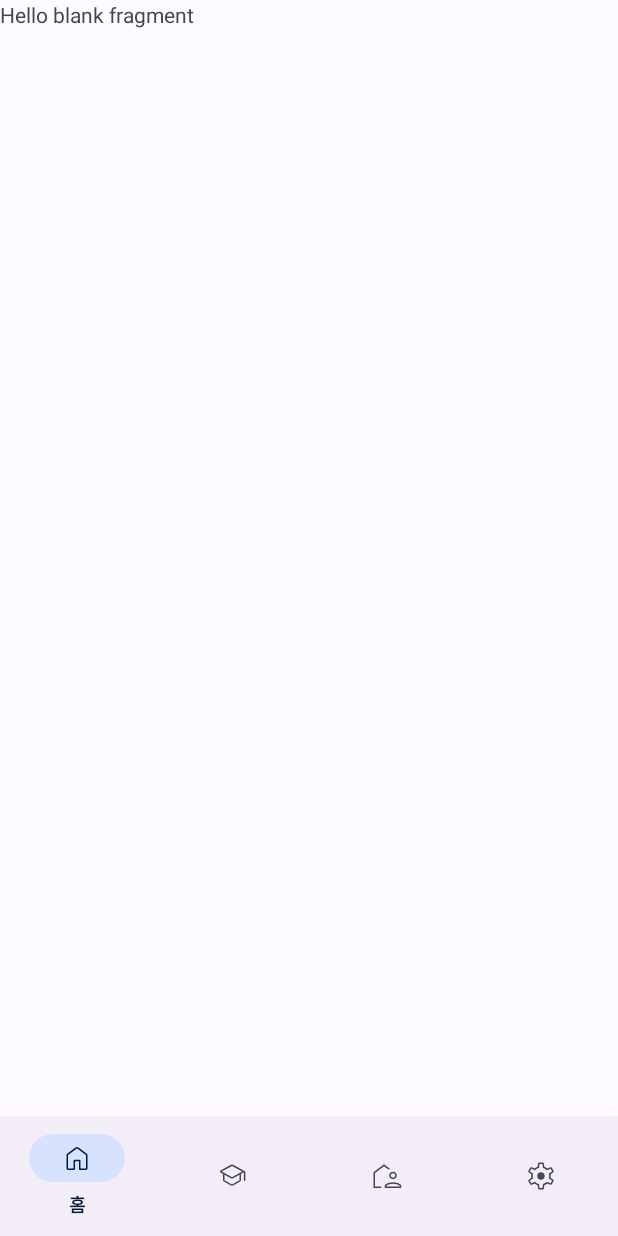
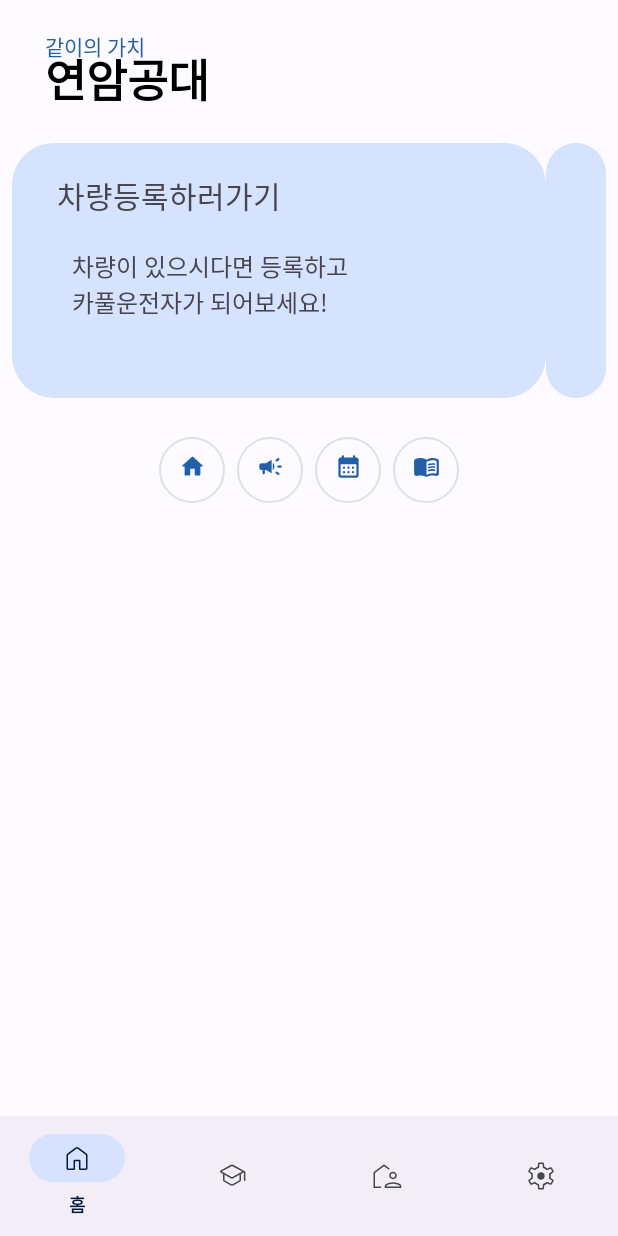
Before and after one commit to Starcandy320/Gachigachi, an Android app: the screen it shows after launch (MainActivity), on a phone screen of 412 x 824 dp. Run offline under Robolectric (Android 15) with nearby library versions, the phone set to English and light mode, and no system bars.

Commit message:
홈화면 구성중

```diff
--- a/app/build.gradle
+++ b/app/build.gradle
@@ -32,6 +32,7 @@ android {
 dependencies {
 
     implementation 'androidx.appcompat:appcompat:1.6.1'
+    implementation 'androidx.browser:browser:1.7.0'
     implementation 'com.google.android.material:material:1.10.0'
     implementation 'androidx.cardview:cardview:1.0.0'
     implementation 'androidx.constraintlayout:constraintlayout:2.1.4'
--- a/app/src/main/java/com/yc/ac/gachigachi/HomeFragment.java
+++ b/app/src/main/java/com/yc/ac/gachigachi/HomeFragment.java
@@ -1,64 +1,103 @@
 package com.yc.ac.gachigachi;
 
+import android.content.Intent;
+import android.net.Uri;
 import android.os.Bundle;
-
-import androidx.fragment.app.Fragment;
-
 import android.view.LayoutInflater;
 import android.view.View;
 import android.view.ViewGroup;
+import android.widget.TextView;
 
-/**
- * A simple {@link Fragment} subclass.
- * Use the {@link HomeFragment#newInstance} factory method to
- * create an instance of this fragment.
- */
+import androidx.annotation.NonNull;
+import androidx.browser.customtabs.CustomTabsIntent;
+import androidx.fragment.app.Fragment;
+import androidx.recyclerview.widget.RecyclerView;
+
+import com.google.android.material.button.MaterialButton;
+import com.google.android.material.carousel.CarouselLayoutManager;
+import com.google.android.material.carousel.MultiBrowseCarouselStrategy;
+
 public class HomeFragment extends Fragment {
-
-    // TODO: Rename parameter arguments, choose names that match
-    // the fragment initialization parameters, e.g. ARG_ITEM_NUMBER
-    private static final String ARG_PARAM1 = "param1";
-    private static final String ARG_PARAM2 = "param2";
-
-    // TODO: Rename and change types of parameters
-    private String mParam1;
-    private String mParam2;
 
     public HomeFragment() {
         // Required empty public constructor
     }
 
-    /**
-     * Use this factory method to create a new instance of
-     * this fragment using the provided parameters.
-     *
-     * @param param1 Parameter 1.
-     * @param param2 Parameter 2.
-     * @return A new instance of fragment HomeFragment.
-     */
-    // TODO: Rename and change types and number of parameters
-    public static HomeFragment newInstance(String param1, String param2) {
-        HomeFragment fragment = new HomeFragment();
-        Bundle args = new Bundle();
-        args.putString(ARG_PARAM1, param1);
-        args.putString(ARG_PARAM2, param2);
-        fragment.setArguments(args);
-        return fragment;
-    }
-
-    @Override
-    public void onCreate(Bundle savedInstanceState) {
-        super.onCreate(savedInstanceState);
-        if (getArguments() != null) {
-            mParam1 = getArguments().getString(ARG_PARAM1);
-            mParam2 = getArguments().getString(ARG_PARAM2);
-        }
-    }
-
     @Override
     public View onCreateView(LayoutInflater inflater, ViewGroup container,
                              Bundle savedInstanceState) {
-        // Inflate the layout for this fragment
-        return inflater.inflate(R.layout.fragment_home, container, false);
+        View rootView = inflater.inflate(R.layout.fragment_home, container, false);
+
+        RecyclerView recyclerView = rootView.findViewById(R.id.recyclerView);
+        recyclerView.setLayoutManager(new CarouselLayoutManager(new MultiBrowseCarouselStrategy()));
+        recyclerView.setAdapter(new RecyclerViewAdapter());
+
+        MaterialButton btnHome = rootView.findViewById(R.id.btnHome);
+        MaterialButton btnNotice = rootView.findViewById(R.id.btnNotice);
+        MaterialButton btnCalendar = rootView.findViewById(R.id.btnCalendar);
+        MaterialButton btnLibrary = rootView.findViewById(R.id.btnLibrary);
+
+        btnHome.setOnClickListener(v -> openChromeCustomTab("https://www.yc.ac.kr/yonam/web/main/mainPage.do"));
+
+        btnNotice.setOnClickListener(v -> openChromeCustomTab("https://www.yc.ac.kr/yonam/web/cop/bbs/selectBoardList.do?bbsId=BBSMSTR_000000000590"));
+
+        btnCalendar.setOnClickListener(v -> openChromeCustomTab("https://www.yc.ac.kr/yonam/web/content.do?proFn=44100000"));
+
+        btnLibrary.setOnClickListener(v -> openChromeCustomTab("http://ycc4.yc.ac.kr/Cheetah/YONAM/Index/"));
+
+        return rootView;
+    }
+
+    private void openChromeCustomTab(String url) {
+        CustomTabsIntent.Builder builder = new CustomTabsIntent.Builder();
+        CustomTabsIntent customTabsIntent = builder.build();
+        customTabsIntent.launchUrl(requireContext(), Uri.parse(url));
+    }
+    public static class RecyclerViewAdapter extends RecyclerView.Adapter<RecyclerViewAdapter.ViewHolderClass> {
+
+        private final String[] textArray = new String[]{
+                "차량등록하러가기", "등교", "하교"
+        };
+
+        public static class ViewHolderClass extends RecyclerView.ViewHolder {
+            private final TextView carouselTextView;
+            private final TextView carouselTextView2;
+
+            public ViewHolderClass(View itemView) {
+                super(itemView);
+                carouselTextView = itemView.findViewById(R.id.carousel_text_view); // carousel_image_view 대신 carousel_text_view 사용
+                carouselTextView2 = itemView.findViewById(R.id.carousel_text_view2);
+                itemView.setOnClickListener(v -> {
+
+                    if (getAdapterPosition() == 0) {
+
+                        Intent intent = new Intent(v.getContext(), CarReg.class);
+                        v.getContext().startActivity(intent);
+                    }
+                });
+            }
+        }
+
+        @NonNull
+        @Override
+        public ViewHolderClass onCreateViewHolder(@NonNull ViewGroup parent, int viewType) {
+            LayoutInflater inflater = LayoutInflater.from(parent.getContext());
+            View itemView = inflater.inflate(R.layout.item_carousel, parent, false);
+            return new ViewHolderClass(itemView);
+        }
+
+        @Override
+        public void onBindViewHolder(@NonNull ViewHolderClass holder, int position) {
+
+            holder.carouselTextView.setText(textArray[position]);
+            if (position == 0) {
+                holder.carouselTextView2.setText("차량이 있으시다면 등록하고\n카풀운전자가 되어보세요!");
+            }
+        }
+
+        @Override
+        public int getItemCount() {
+            return textArray.length;
+        }
     }
 }
--- /dev/null
+++ b/app/src/main/res/drawable/btncalendar.xml
@@ -0,0 +1,10 @@
+<vector xmlns:android="http://schemas.android.com/apk/res/android"
+    android:width="24dp"
+    android:height="24dp"
+    android:viewportWidth="24"
+    android:viewportHeight="24"
+    android:tint="?attr/colorControlNormal">
+  <path
+      android:fillColor="@android:color/white"
+      android:pathData="M17,2c-0.55,0 -1,0.45 -1,1v1H8V3c0,-0.55 -0.45,-1 -1,-1S6,2.45 6,3v1H5C3.89,4 3.01,4.9 3.01,6L3,20c0,1.1 0.89,2 2,2h14c1.1,0 2,-0.9 2,-2V6c0,-1.1 -0.9,-2 -2,-2h-1V3C18,2.45 17.55,2 17,2zM19,20H5V10h14V20zM11,13c0,-0.55 0.45,-1 1,-1s1,0.45 1,1s-0.45,1 -1,1S11,13.55 11,13zM7,13c0,-0.55 0.45,-1 1,-1s1,0.45 1,1s-0.45,1 -1,1S7,13.55 7,13zM15,13c0,-0.55 0.45,-1 1,-1s1,0.45 1,1s-0.45,1 -1,1S15,13.55 15,13zM11,17c0,-0.55 0.45,-1 1,-1s1,0.45 1,1s-0.45,1 -1,1S11,17.55 11,17zM7,17c0,-0.55 0.45,-1 1,-1s1,0.45 1,1s-0.45,1 -1,1S7,17.55 7,17zM15,17c0,-0.55 0.45,-1 1,-1s1,0.45 1,1s-0.45,1 -1,1S15,17.55 15,17z"/>
+</vector>
--- /dev/null
+++ b/app/src/main/res/drawable/btnhome.xml
@@ -0,0 +1,10 @@
+<vector xmlns:android="http://schemas.android.com/apk/res/android"
+    android:width="24dp"
+    android:height="24dp"
+    android:viewportWidth="24"
+    android:viewportHeight="24"
+    android:tint="?attr/colorControlNormal">
+  <path
+      android:fillColor="@android:color/white"
+      android:pathData="M10,19v-5h4v5c0,0.55 0.45,1 1,1h3c0.55,0 1,-0.45 1,-1v-7h1.7c0.46,0 0.68,-0.57 0.33,-0.87L12.67,3.6c-0.38,-0.34 -0.96,-0.34 -1.34,0l-8.36,7.53c-0.34,0.3 -0.13,0.87 0.33,0.87H5v7c0,0.55 0.45,1 1,1h3c0.55,0 1,-0.45 1,-1z"/>
+</vector>
--- /dev/null
+++ b/app/src/main/res/drawable/btnlibrary.xml
@@ -0,0 +1,20 @@
+<vector xmlns:android="http://schemas.android.com/apk/res/android"
+    android:width="24dp"
+    android:height="24dp"
+    android:viewportWidth="24"
+    android:viewportHeight="24"
+    android:tint="?attr/colorControlNormal"
+    android:autoMirrored="true">
+  <path
+      android:fillColor="@android:color/white"
+      android:pathData="M17.5,4.5c-1.95,0 -4.05,0.4 -5.5,1.5c-1.45,-1.1 -3.55,-1.5 -5.5,-1.5c-1.45,0 -2.99,0.22 -4.28,0.79C1.49,5.62 1,6.33 1,7.14l0,11.28c0,1.3 1.22,2.26 2.48,1.94C4.46,20.11 5.5,20 6.5,20c1.56,0 3.22,0.26 4.56,0.92c0.6,0.3 1.28,0.3 1.87,0c1.34,-0.67 3,-0.92 4.56,-0.92c1,0 2.04,0.11 3.02,0.36c1.26,0.33 2.48,-0.63 2.48,-1.94l0,-11.28c0,-0.81 -0.49,-1.52 -1.22,-1.85C20.49,4.72 18.95,4.5 17.5,4.5zM21,17.23c0,0.63 -0.58,1.09 -1.2,0.98c-0.75,-0.14 -1.53,-0.2 -2.3,-0.2c-1.7,0 -4.15,0.65 -5.5,1.5V8c1.35,-0.85 3.8,-1.5 5.5,-1.5c0.92,0 1.83,0.09 2.7,0.28c0.46,0.1 0.8,0.51 0.8,0.98V17.23z"/>
+  <path
+      android:fillColor="@android:color/white"
+      android:pathData="M13.98,11.01c-0.32,0 -0.61,-0.2 -0.71,-0.52c-0.13,-0.39 0.09,-0.82 0.48,-0.94c1.54,-0.5 3.53,-0.66 5.36,-0.45c0.41,0.05 0.71,0.42 0.66,0.83c-0.05,0.41 -0.42,0.71 -0.83,0.66c-1.62,-0.19 -3.39,-0.04 -4.73,0.39C14.13,10.99 14.05,11.01 13.98,11.01z"/>
+  <path
+      android:fillColor="@android:color/white"
+      android:pathData="M13.98,13.67c-0.32,0 -0.61,-0.2 -0.71,-0.52c-0.13,-0.39 0.09,-0.82 0.48,-0.94c1.53,-0.5 3.53,-0.66 5.36,-0.45c0.41,0.05 0.71,0.42 0.66,0.83c-0.05,0.41 -0.42,0.71 -0.83,0.66c-1.62,-0.19 -3.39,-0.04 -4.73,0.39C14.13,13.66 14.05,13.67 13.98,13.67z"/>
+  <path
+      android:fillColor="@android:color/white"
+      android:pathData="M13.98,16.33c-0.32,0 -0.61,-0.2 -0.71,-0.52c-0.13,-0.39 0.09,-0.82 0.48,-0.94c1.53,-0.5 3.53,-0.66 5.36,-0.45c0.41,0.05 0.71,0.42 0.66,0.83c-0.05,0.41 -0.42,0.7 -0.83,0.66c-1.62,-0.19 -3.39,-0.04 -4.73,0.39C14.13,16.32 14.05,16.33 13.98,16.33z"/>
+</vector>
--- /dev/null
+++ b/app/src/main/res/drawable/btnnotice.xml
@@ -0,0 +1,22 @@
+<vector xmlns:android="http://schemas.android.com/apk/res/android"
+    android:width="24dp"
+    android:height="24dp"
+    android:viewportWidth="24"
+    android:viewportHeight="24"
+    android:tint="?attr/colorControlNormal">
+  <path
+      android:fillColor="@android:color/white"
+      android:pathData="M18,12L18,12c0,0.55 0.45,1 1,1h2c0.55,0 1,-0.45 1,-1v0c0,-0.55 -0.45,-1 -1,-1h-2C18.45,11 18,11.45 18,12z"/>
+  <path
+      android:fillColor="@android:color/white"
+      android:pathData="M16.59,16.82c-0.33,0.44 -0.24,1.05 0.2,1.37c0.53,0.39 1.09,0.81 1.62,1.21c0.44,0.33 1.06,0.24 1.38,-0.2c0,-0.01 0.01,-0.01 0.01,-0.02c0.33,-0.44 0.24,-1.06 -0.2,-1.38c-0.53,-0.4 -1.09,-0.82 -1.61,-1.21c-0.44,-0.33 -1.06,-0.23 -1.39,0.21C16.6,16.81 16.59,16.82 16.59,16.82z"/>
+  <path
+      android:fillColor="@android:color/white"
+      android:pathData="M19.81,4.81c0,-0.01 -0.01,-0.01 -0.01,-0.02c-0.33,-0.44 -0.95,-0.53 -1.38,-0.2c-0.53,0.4 -1.1,0.82 -1.62,1.22c-0.44,0.33 -0.52,0.95 -0.19,1.38c0,0.01 0.01,0.01 0.01,0.02c0.33,0.44 0.94,0.53 1.38,0.2c0.53,-0.39 1.09,-0.82 1.62,-1.22C20.05,5.87 20.13,5.25 19.81,4.81z"/>
+  <path
+      android:fillColor="@android:color/white"
+      android:pathData="M8,9H4c-1.1,0 -2,0.9 -2,2v2c0,1.1 0.9,2 2,2h1v3c0,0.55 0.45,1 1,1h0c0.55,0 1,-0.45 1,-1v-3h1l5,3V6L8,9z"/>
+  <path
+      android:fillColor="@android:color/white"
+      android:pathData="M15.5,12c0,-1.33 -0.58,-2.53 -1.5,-3.35v6.69C14.92,14.53 15.5,13.33 15.5,12z"/>
+</vector>
--- a/app/src/main/res/layout/fragment_home.xml
+++ b/app/src/main/res/layout/fragment_home.xml
@@ -1,14 +1,85 @@
 <?xml version="1.0" encoding="utf-8"?>
-<FrameLayout xmlns:android="http://schemas.android.com/apk/res/android"
-    xmlns:tools="http://schemas.android.com/tools"
+<RelativeLayout xmlns:android="http://schemas.android.com/apk/res/android"
+    xmlns:app="http://schemas.android.com/apk/res-auto"
     android:layout_width="match_parent"
-    android:layout_height="match_parent"
-    tools:context=".HomeFragment">
+    android:layout_height="match_parent">
 
-    <!-- TODO: Update blank fragment layout -->
     <TextView
+        android:id="@+id/textView"
+        android:layout_width="wrap_content"
+        android:layout_height="wrap_content"
+        android:textSize="30sp"
+        android:text="연암공대"
+        android:layout_marginBottom="20dp"
+        android:layout_marginStart="30dp"
+        android:layout_marginTop="30dp"
+        android:textStyle="bold"
+        android:textColor="@android:color/black" />
+
+    <TextView
+        android:id="@+id/smallTextView"
+        android:layout_width="wrap_content"
+        android:layout_height="wrap_content"
+        android:text="같이의 가치"
+        android:layout_marginTop="20dp"
+        android:layout_alignStart="@id/textView"
+        android:layout_alignEnd="@id/textView"
+        android:textColor="@color/md_theme_light_primary" />
+
+    <androidx.recyclerview.widget.RecyclerView
+        android:layout_marginStart="8dp"
+        android:layout_marginEnd="8dp"
+        android:id="@+id/recyclerView"
         android:layout_width="match_parent"
-        android:layout_height="match_parent"
-        android:text="@string/hello_blank_fragment" />
+        android:layout_height="170dp"
+        android:layout_below="@id/textView" />
 
-</FrameLayout>
+    <LinearLayout
+        android:layout_width="wrap_content"
+        android:layout_height="wrap_content"
+        android:layout_centerInParent="true"
+        android:layout_below="@id/recyclerView"
+        android:layout_gravity="center_horizontal"
+        android:layout_marginTop="16dp">
+
+        <com.google.android.material.button.MaterialButton
+            android:id="@+id/btnHome"
+            app:icon="@drawable/btnhome"
+            style="@style/Widget.MaterialComponents.Button.OutlinedButton"
+            android:layout_width="44dp"
+            android:layout_height="56dp"
+            android:layout_margin="4dp"
+            app:cornerRadius="28dp"
+            app:iconGravity="textTop" />
+
+        <com.google.android.material.button.MaterialButton
+            android:id="@+id/btnNotice"
+            app:icon="@drawable/btnnotice"
+            style="@style/Widget.MaterialComponents.Button.OutlinedButton"
+            android:layout_width="44dp"
+            android:layout_height="56dp"
+            android:layout_margin="4dp"
+            app:cornerRadius="28dp"
+            app:iconGravity="textTop" />
+
+        <com.google.android.material.button.MaterialButton
+            android:id="@+id/btnCalendar"
+            app:icon="@drawable/btncalendar"
+            style="@style/Widget.MaterialComponents.Button.OutlinedButton"
+            android:layout_width="44dp"
+            android:layout_height="56dp"
+            android:layout_margin="4dp"
+            app:cornerRadius="28dp"
+            app:iconGravity="textTop" />
+
+        <com.google.android.material.button.MaterialButton
+            android:id="@+id/btnLibrary"
+            app:icon="@drawable/btnlibrary"
+            style="@style/Widget.MaterialComponents.Button.OutlinedButton"
+            android:layout_width="44dp"
+            android:layout_height="56dp"
+            android:layout_margin="4dp"
+            app:cornerRadius="28dp"
+            app:iconGravity="textTop" />
+    </LinearLayout>
+</RelativeLayout>
--- a/app/src/main/res/layout/item_board.xml
+++ b/app/src/main/res/layout/item_board.xml
@@ -1,7 +1,6 @@
 <?xml version="1.0" encoding="utf-8"?>
 <com.google.android.material.card.MaterialCardView
     xmlns:android="http://schemas.android.com/apk/res/android"
-    xmlns:app="http://schemas.android.com/apk/res-auto"
     android:layout_width="match_parent"
     android:layout_height="wrap_content"
     android:layout_margin="8dp"
--- /dev/null
+++ b/app/src/main/res/layout/item_carousel.xml
@@ -0,0 +1,54 @@
+<?xml version="1.0" encoding="utf-8"?>
+<com.google.android.material.carousel.MaskableFrameLayout
+    xmlns:android="http://schemas.android.com/apk/res/android"
+    xmlns:app="http://schemas.android.com/apk/res-auto"
+    android:id="@+id/carousel_item_container"
+    android:layout_width="match_parent"
+    android:layout_height="wrap_content"
+    android:foreground="?attr/selectableItemBackground"
+    app:shapeAppearance="?attr/shapeAppearanceCornerExtraLarge">
+
+    <ImageView
+        android:layout_width="match_parent"
+        android:layout_height="200dp"
+        android:scaleType="centerCrop"
+        android:background="@color/md_theme_dark_onPrimaryContainer"/>
+
+    <TextView
+        android:id="@+id/carousel_text_view"
+        android:layout_width="wrap_content"
+        android:layout_height="wrap_content"
+        android:textSize="20sp"
+        android:layout_marginTop="20dp"
+        android:layout_marginStart="30dp"/>
+    <TextView
+        android:id="@+id/carousel_text_view2"
+        android:layout_width="wrap_content"
+        android:layout_height="wrap_content"
+        android:textSize="16sp"
+        android:layout_marginTop="70dp"
+        android:layout_marginStart="40dp"
+        android:layout_marginEnd="40dp"/>
+    <TextView
+        android:id="@+id/carousel_title"
+        android:layout_width="wrap_content"
+        android:layout_height="wrap_content"
+        android:textSize="14sp"
+        android:layout_marginTop="50dp"
+        android:layout_marginStart="50dp"/>
+    <TextView
+        android:id="@+id/carousel_subText"
+        android:layout_width="wrap_content"
+        android:layout_height="wrap_content"
+        android:textSize="12sp"
+        android:layout_marginTop="70dp"
+        android:layout_marginStart="50dp"/>
+    <TextView
+        android:id="@+id/carousel_phoneNum"
+        android:layout_width="wrap_content"
+        android:layout_height="wrap_content"
+        android:textSize="12sp"
+        android:layout_marginTop="85dp"
+        android:layout_marginStart="50dp"/>
+
+</com.google.android.material.carousel.MaskableFrameLayout>
```
